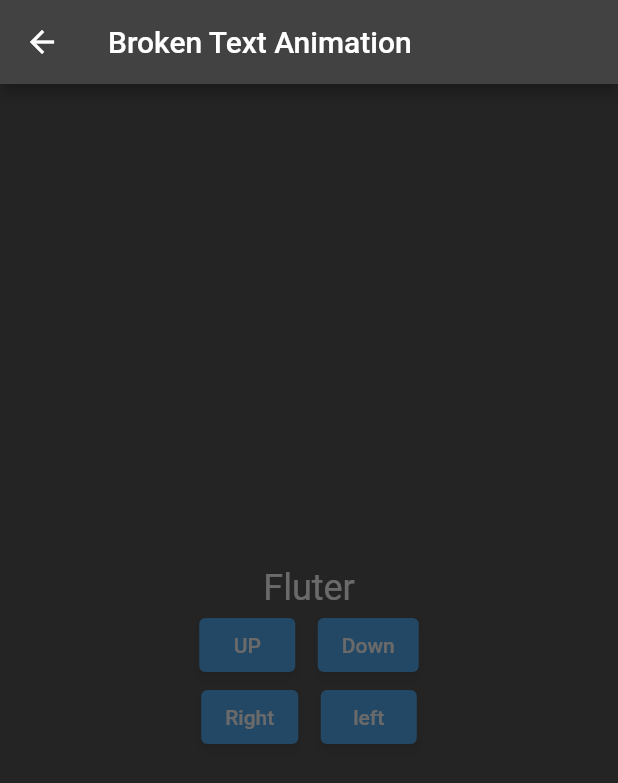
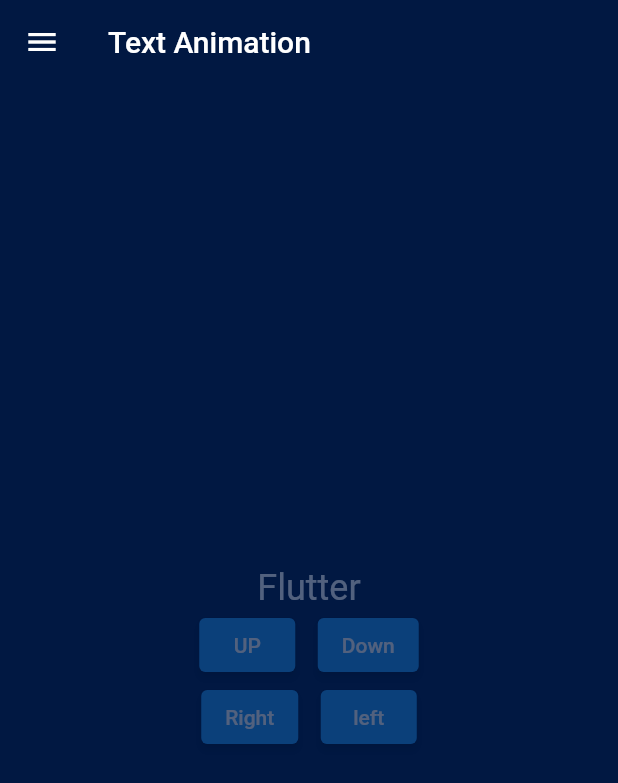
Before and after one commit to dev1abhi/Flutter-Animations, a Flutter app: the AnimatedTextWidget screen opened by its route, on a phone screen of 412 x 824 dp. Shown: the top 783 px of the screen. Run offline on Flutter 3.47's test engine with Material 2 defaults, Android fonts, the phone set to English and light mode, and no system bars; our stand-ins replace flutter_zoom_drawer, get, lottie.

Commit message:
added appbar widget

```diff
--- a/lib/Controllers/drawercontroller.dart
+++ b/lib/Controllers/drawercontroller.dart
@@ -4,7 +4,6 @@
 import 'package:flutter_animations/Text/tex_screen.dart';
 import 'package:flutter_zoom_drawer/flutter_zoom_drawer.dart';
 import 'package:get/get.dart';
-import '../Screens/animation2.dart';
 import '../Screens/mainscreen.dart';
 
 class MyDrawerController extends GetxController {
--- a/lib/Text/tex_screen.dart
+++ b/lib/Text/tex_screen.dart
@@ -1,5 +1,7 @@
 import 'package:flutter/material.dart';
+import 'package:flutter_animations/Colors/colors.dart';
 import 'package:flutter_animations/Text/move_udlr_screen.dart';
+import 'package:flutter_animations/widgets/customAppBar.dart';
 
 class AnimatedTextWidget extends StatefulWidget {
   @override
@@ -14,8 +16,7 @@
   @override
   void initState() {
     super.initState();
-    _controller =
-        AnimationController(vsync: this, duration: Duration(seconds: 6));
+    _controller = AnimationController(vsync: this, duration: Duration(seconds: 6));
     _animation = Tween<double>(begin: 0, end: 1).animate(_controller);
     _controller.repeat(reverse: true);
   }
@@ -23,9 +24,8 @@
   @override
   Widget build(BuildContext context) {
     return Scaffold(
-      appBar: AppBar(
-        title: Text('Broken Text Animation'),
-      ),
+      backgroundColor: mainpagecolor,
+      appBar: CustomAppBar(title: "Text Animation"),
       body: Center(
         child: Row(
           mainAxisAlignment: MainAxisAlignment.center,
@@ -40,7 +40,7 @@
                       mainAxisAlignment: MainAxisAlignment.center,
                       children: [
                         Text(
-                          'Fluter',
+                          'Flutter',
                           style: TextStyle(fontSize: 24),
                         ),
                         Row(
--- /dev/null
+++ b/lib/widgets/customAppBar.dart
@@ -0,0 +1,35 @@
+import 'package:flutter/material.dart';
+
+import '../Colors/colors.dart';
+import '../Controllers/drawercontroller.dart';
+
+class CustomAppBar extends StatelessWidget implements PreferredSizeWidget {
+  final String title;
+
+  const CustomAppBar({
+    Key? key,
+    required this.title,
+  }) : super(key: key);
+
+  void _handleMenuPressed(BuildContext context) {
+    MyDrawerController.to.toggleDrawer();
+    MyDrawerController.to.update();
+  }
+
+  @override
+  Widget build(BuildContext context) {
+    return AppBar(
+      backgroundColor: mainpagecolor,
+      title: Text(title),
+      leading: IconButton(
+        icon: Icon(Icons.menu),
+        onPressed: () => _handleMenuPressed(context),
+        hoverColor: Colors.white,
+      ),
+      elevation: 0,
+    );
+  }
+
+  @override
+  Size get preferredSize => Size.fromHeight(kToolbarHeight);
+}
```
Also changed, not shown: lib/Screens/animation2.dart (deleted, +0 -21 lines).
